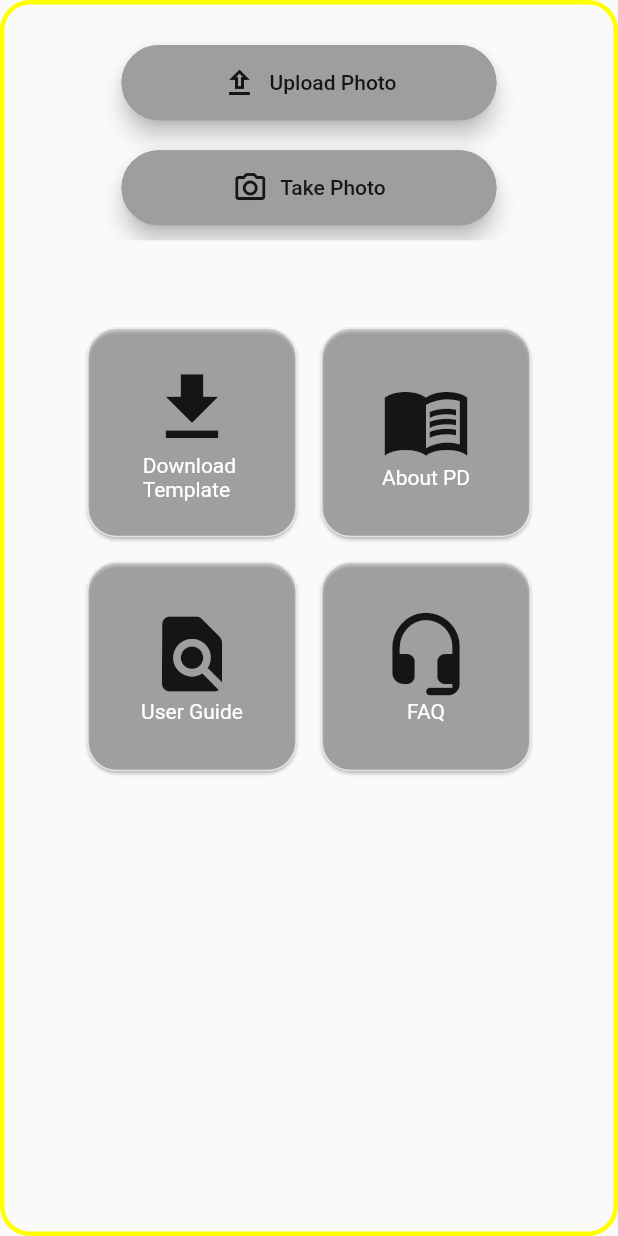
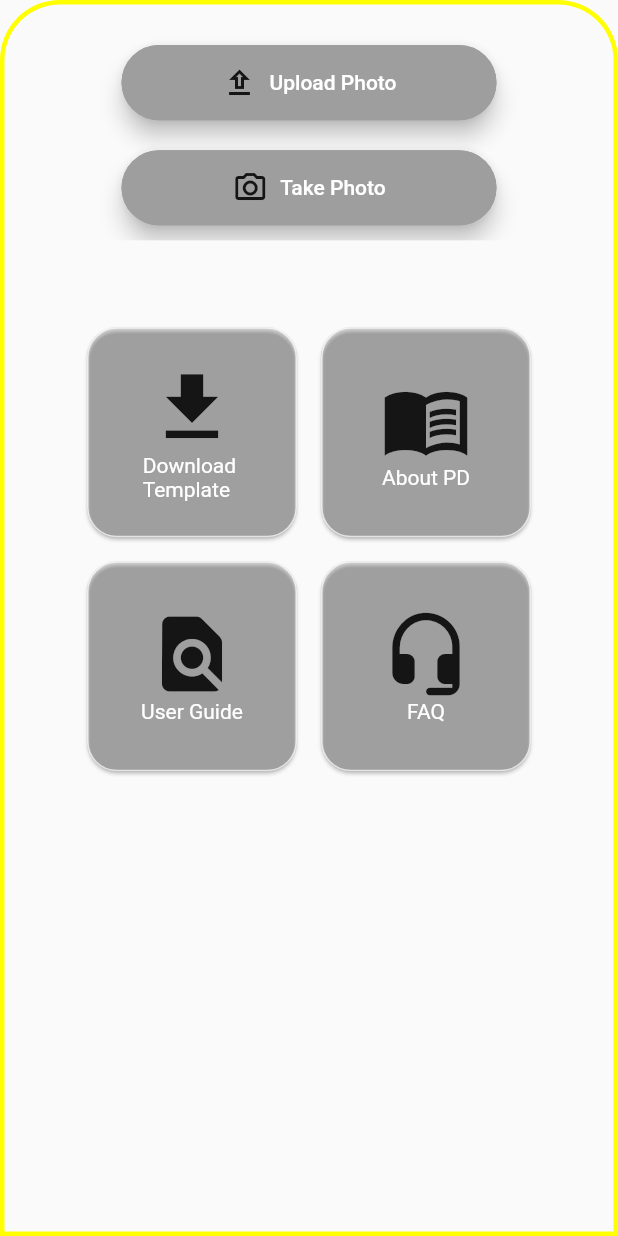
Before and after one commit to RadhikaRanasinghe/Meraki, a Flutter app: the Buttons screen opened directly, on a phone screen of 412 x 824 dp. Run offline on Flutter 3.47's test engine with Material 2 defaults, Android fonts, the phone set to English and light mode, and no system bars.

Commit message:
Update HomeButtons.dart

```diff
--- a/Frontend/detect_pd/lib/HomeButtons.dart
+++ b/Frontend/detect_pd/lib/HomeButtons.dart
@@ -19,7 +19,10 @@ class Buttons extends StatelessWidget {
   Widget build(BuildContext context) {
     return Scaffold(
       body: Container(
-        foregroundDecoration: BoxDecoration(borderRadius: BorderRadius.circular(20.0),
+        foregroundDecoration: BoxDecoration(borderRadius: BorderRadius.only(
+          topLeft: Radius.circular(40.0),
+          topRight: Radius.circular(40.0),
+        ),
             border: Border.all(
             color: Colors.yellowAccent, width: 3.0
         )
@@ -92,7 +95,7 @@ class TakePhoto extends StatelessWidget{
         ),
         color: Colors.grey,
         icon: Icon(Icons.camera_alt_outlined),
-        label: Text("Take Photo"),
+        label: Text("Take Photo", style: new TextStyle(color: Colors.white)),
         padding: padding,
         elevation: elevation,
         onPressed: (){
@@ -129,7 +132,7 @@ class UploadPhoto extends StatelessWidget{
         ),
         color: Colors.grey,
         icon: Icon(Icons.upload_outlined),
-        label: Text("Upload Photo"),
+        label: Text("Upload Photo", style: new TextStyle(color: Colors.white)),
         padding: padding,
         elevation: elevation,
         onPressed: (){
```
